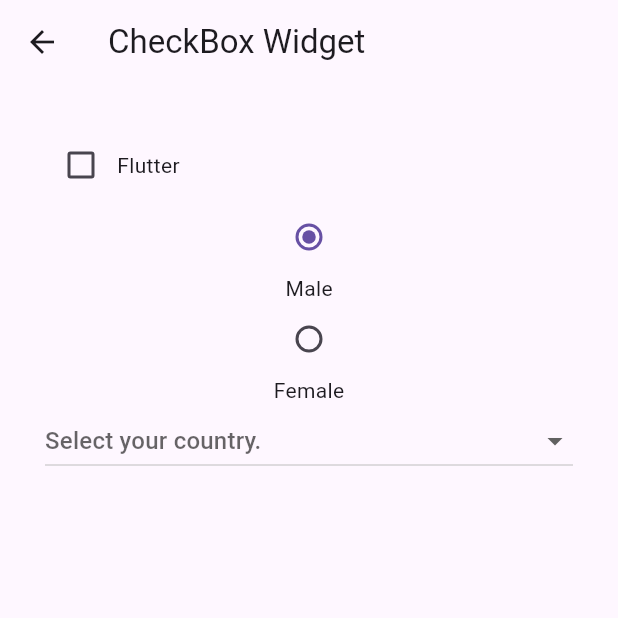
After one commit to AndroidDeveloper3005/flutter-widgets-2025, a Flutter app: the screen it shows after launch, after a tap on "CheckBox & Radio Widget", on a phone screen of 412 x 824 dp, the top half of it. The commit adds this screen. Run offline on Flutter 3.47's test engine with Material 3 defaults, Android fonts, the phone set to English and light mode, and no system bars.

Commit message:
checkbox radio button droupdown button

```diff
--- /dev/null
+++ b/lib/checkbox_widget.dart
@@ -0,0 +1,93 @@
+import 'package:flutter/material.dart';
+
+enum Gender { male, female }
+
+class Checkbox_Radio_Widget extends StatefulWidget {
+  const Checkbox_Radio_Widget({super.key});
+
+  @override
+  State<Checkbox_Radio_Widget> createState() => _Checkbox_Radio_WidgetState();
+}
+
+class _Checkbox_Radio_WidgetState extends State<Checkbox_Radio_Widget> {
+  bool _isCheck = false;
+  Gender gender = Gender.male;
+  final countries = ["Bangladesh", "China", "India", "USA"];
+  String? country;
+
+  @override
+  Widget build(BuildContext context) {
+    return Scaffold(
+      appBar: AppBar(title: Text("CheckBox Widget")),
+      body: Container(
+        padding: EdgeInsets.all(30),
+        child: Center(
+          child: Column(
+            children: [
+              Row(
+                children: [
+                  Checkbox(
+                    value: _isCheck,
+                    onChanged: (value) {
+                      setState(() {
+                        _isCheck = value!;
+                        print(_isCheck);
+                      });
+                    },
+                  ),
+                  Text("Flutter"),
+                ],
+              ),
+              Column(
+                children: [
+                  Radio<Gender>(
+                    value: Gender.male,
+                    groupValue: gender,
+                    onChanged: (value) {
+                      setState(() {
+                        gender = value!;
+                        print(gender);
+                      });
+                    },
+                  ),
+                  Text("Male"),
+                  Radio<Gender>(
+                    value: Gender.female,
+                    groupValue: gender,
+                    onChanged: (value) {
+                      setState(() {
+                        gender = value!;
+                        print(gender);
+                      });
+                    },
+                  ),
+                  Text("Female"),
+                ],
+              ),
+              DropdownButton<String>(
+                isExpanded: true,
+                hint: Text("Select your country."),
+                value: country,
+                items:
+                    countries
+                        .map(
+                          (e) => DropdownMenuItem<String>(
+                            value: e,
+                            child: Text(e),
+                          ),
+                        )
+                        .toList(),
+                onChanged: (value) {
+                  setState(() {
+                    country = value!;
+                  });
+
+                },
+              ),
+            ],
+          ),
+        ),
+      ),
+    );
+  }
+}
--- a/lib/input_field_widget.dart
+++ b/lib/input_field_widget.dart
@@ -31,7 +31,8 @@ class _InputFieldWidgetState extends State<InputFieldWidget> {
                 onPressed: (){
                   print(nameController.text);
                 },
-                child: Text("Ok"))
+                child: Text("Ok")
+            )
           ],
         ),
       ),
--- a/lib/menu_pages.dart
+++ b/lib/menu_pages.dart
@@ -2,6 +2,8 @@ import 'package:flutter/material.dart';
 import 'package:widgets/counter_app.dart';
 import 'package:widgets/home_page.dart';
 import 'package:widgets/input_field_widget.dart';
+
+import 'checkbox_widget.dart';
 
 class MenuPages extends StatelessWidget {
   const MenuPages({super.key});
@@ -48,6 +50,16 @@ class MenuPages extends StatelessWidget {
               },
               child: Text("Input Field Widget"),
             ),
+            ElevatedButton(
+
+              onPressed: () {
+                Navigator.push(
+                  context,
+                  MaterialPageRoute(builder: (context) => Checkbox_Radio_Widget()),
+                );
+              },
+              child: Text("CheckBox & Radio Widget"),
+            ),
           ],
         ),
       ),
```
